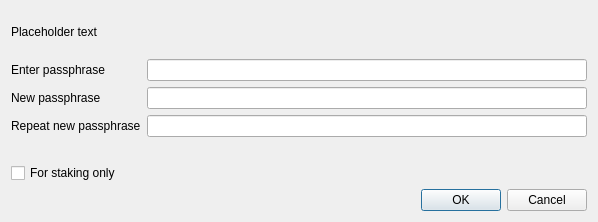
First picture: the form in src/qt/forms/askpassphrasedialog.ui, repository blackstat/bitcoin, before the edit.
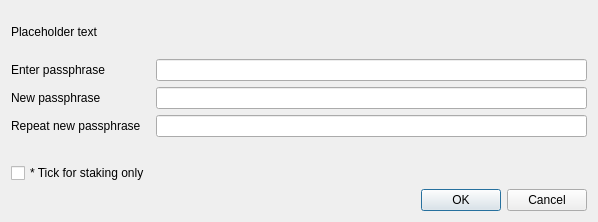
Second picture: the form after the edit.

Commit message: txindex on by default, change Staking only for more visibility

What changed in the file:
```diff
--- a/src/qt/forms/askpassphrasedialog.ui
+++ b/src/qt/forms/askpassphrasedialog.ui
@@ -114,7 +114,7 @@
         <string>Serves to disable the trivial sendmoney when OS account compromised. Provides no real security.</string>
        </property>
        <property name="text">
-        <string>For staking only</string>
+        <string>* Tick for staking only</string>
        </property>
        <property name="visible">
         <bool>false</bool>
```
The commit also changes 3 other files.
